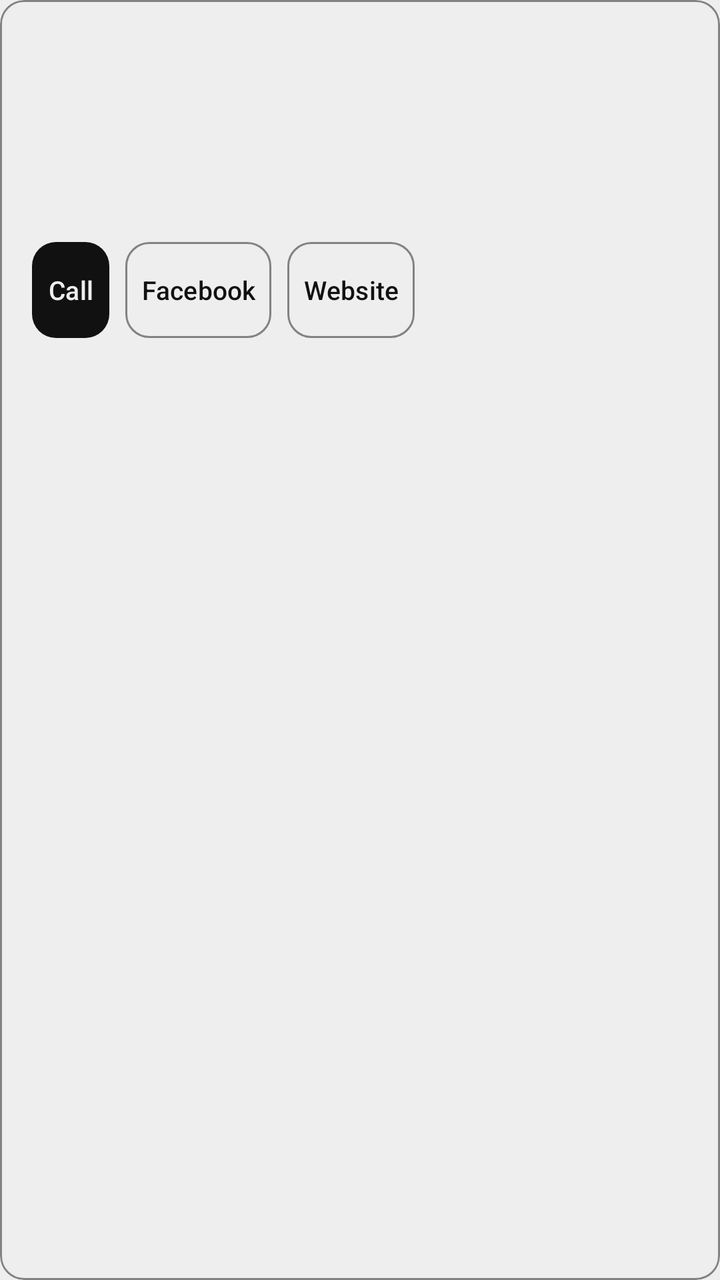
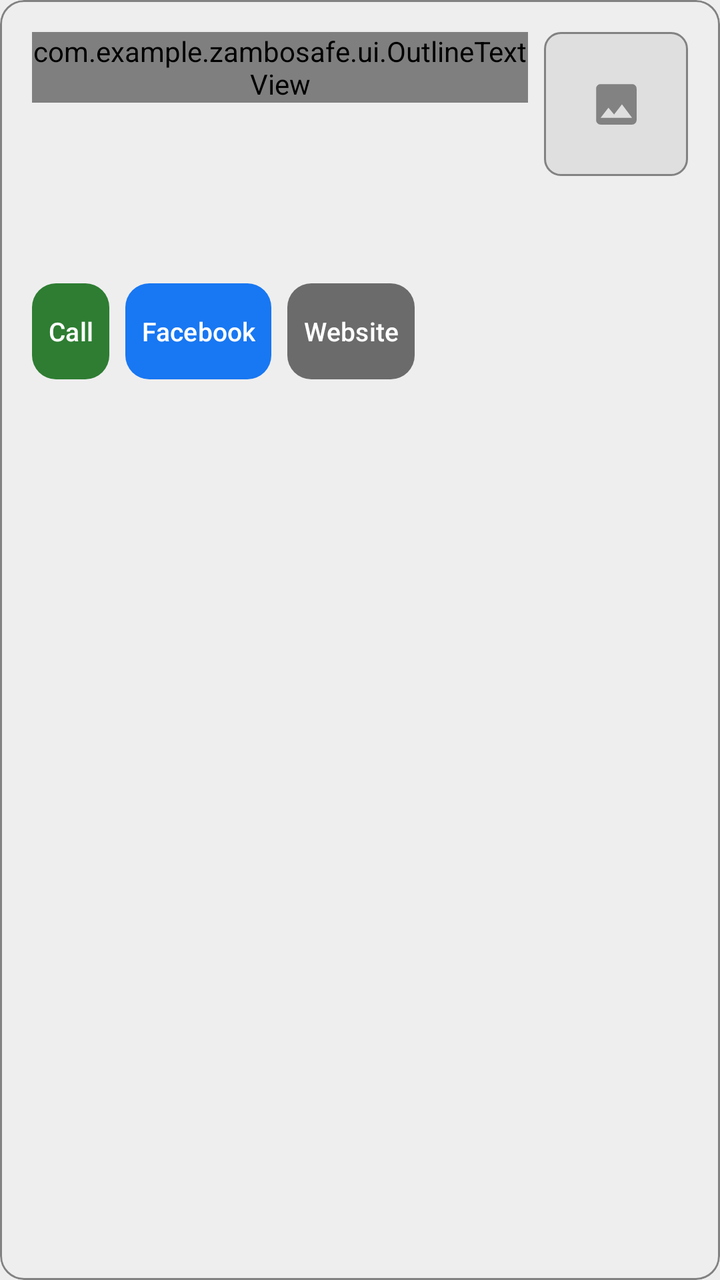

Screens rendered from an Android XML layout before and after an edit, with the pre-edit source and the edit as a unified diff.
<!-- AndroidManifest.xml: application theme Theme.ZamboSafe -->
<!-- res/layout/item_agency.xml -->
<?xml version="1.0" encoding="utf-8"?>
<com.google.android.material.card.MaterialCardView xmlns:android="http://schemas.android.com/apk/res/android"
    xmlns:app="http://schemas.android.com/apk/res-auto"
    style="@style/ZamboSafe.Card"
    android:layout_width="match_parent"
    android:layout_height="wrap_content"
    android:layout_marginStart="@dimen/space_md"
    android:layout_marginEnd="@dimen/space_md"
    android:layout_marginBottom="@dimen/space_sm">

    <LinearLayout
        android:layout_width="match_parent"
        android:layout_height="wrap_content"
        android:orientation="vertical"
        android:padding="@dimen/space_md">

        <TextView
            android:id="@+id/categoryText"
            style="@style/ZamboSafe.Text.Caption"
            android:layout_width="wrap_content"
            android:layout_height="wrap_content" />

        <TextView
            android:id="@+id/nameText"
            style="@style/ZamboSafe.Text.CardTitle"
            android:layout_width="match_parent"
            android:layout_height="wrap_content"
            android:layout_marginTop="@dimen/space_xs" />

        <TextView
            android:id="@+id/locationText"
            style="@style/ZamboSafe.Text.Body"
            android:layout_width="match_parent"
            android:layout_height="wrap_content"
            android:layout_marginTop="@dimen/space_xs" />

        <TextView
            android:id="@+id/notesText"
            style="@style/ZamboSafe.Text.Body"
            android:layout_width="match_parent"
            android:layout_height="wrap_content"
            android:layout_marginTop="@dimen/space_xs"
            android:visibility="gone" />

        <TextView
            android:id="@+id/phoneText"
            style="@style/ZamboSafe.Text.Body"
            android:layout_width="match_parent"
            android:layout_height="wrap_content"
            android:layout_marginTop="@dimen/space_xs"
            android:textStyle="bold" />
        <androidx.constraintlayout.widget.ConstraintLayout
            android:layout_width="match_parent"
            android:layout_height="wrap_content"
            android:layout_marginTop="@dimen/space_md">

            <com.google.android.material.button.MaterialButton
                android:id="@+id/callButton"
                style="@style/ZamboSafe.Button.Filled"
                android:layout_width="wrap_content"
                android:layout_height="wrap_content"
                android:minWidth="0dp"
                android:minHeight="48dp"
                android:paddingStart="@dimen/space_sm"
                android:paddingEnd="@dimen/space_sm"
                android:singleLine="true"
                android:textAllCaps="false"
                android:text="@string/action_call"
                app:cornerRadius="@dimen/card_corner" />

            <com.google.android.material.button.MaterialButton
                android:id="@+id/facebookButton"
                style="@style/ZamboSafe.Button.Outlined"
                android:layout_width="wrap_content"
                android:layout_height="wrap_content"
                android:minWidth="0dp"
                android:minHeight="48dp"
                android:paddingStart="@dimen/space_sm"
                android:paddingEnd="@dimen/space_sm"
                android:singleLine="true"
                android:textAllCaps="false"
                android:text="@string/action_facebook"
                app:cornerRadius="@dimen/card_corner" />

            <com.google.android.material.button.MaterialButton
                android:id="@+id/websiteButton"
                style="@style/ZamboSafe.Button.Outlined"
                android:layout_width="wrap_content"
                android:layout_height="wrap_content"
                android:minWidth="0dp"
                android:minHeight="48dp"
                android:paddingStart="@dimen/space_sm"
                android:paddingEnd="@dimen/space_sm"
                android:singleLine="true"
                android:textAllCaps="false"
                android:text="@string/action_website"
                app:cornerRadius="@dimen/card_corner" />

            <androidx.constraintlayout.helper.widget.Flow
                android:layout_width="0dp"
                android:layout_height="wrap_content"
                android:orientation="horizontal"
                app:constraint_referenced_ids="callButton,facebookButton,websiteButton"
                app:flow_wrapMode="chain"
                app:flow_horizontalStyle="packed"
                app:flow_horizontalBias="0"
                app:flow_horizontalGap="@dimen/space_sm"
                app:flow_verticalGap="@dimen/space_sm"
                app:layout_constraintStart_toStartOf="parent"
                app:layout_constraintEnd_toEndOf="parent"
                app:layout_constraintTop_toTopOf="parent"
                app:layout_constraintBottom_toBottomOf="parent" />
        </androidx.constraintlayout.widget.ConstraintLayout>
    </LinearLayout>
</com.google.android.material.card.MaterialCardView>
<!-- resources referenced by this layout -->
<resources>
  <dimen name="card_corner">12dp</dimen>
  <dimen name="space_md">16dp</dimen>
  <dimen name="space_sm">8dp</dimen>
  <dimen name="space_xs">4dp</dimen>
  <string name="action_call">Call</string>
  <string name="action_facebook">Facebook</string>
  <string name="action_website">Website</string>
  <style name="ZamboSafe.Button.Filled" parent="Widget.Material3.Button">
          <item name="android:textSize">13sp</item>
          <item name="android:insetTop">0dp</item>
          <item name="android:insetBottom">0dp</item>
      </style>
  <style name="ZamboSafe.Button.Outlined" parent="Widget.Material3.Button.OutlinedButton">
          <item name="android:textSize">13sp</item>
          <item name="android:insetTop">0dp</item>
          <item name="android:insetBottom">0dp</item>
      </style>
  <style name="ZamboSafe.Card" parent="Widget.Material3.CardView.Outlined">
          <item name="cardBackgroundColor">@color/zs_primary</item>
          <item name="strokeColor">@color/zs_secondary</item>
          <item name="strokeWidth">@dimen/card_stroke</item>
          <item name="cardCornerRadius">@dimen/card_corner</item>
          <item name="cardElevation">0dp</item>
      </style>
  <style name="ZamboSafe.Text.Body" parent="">
          <item name="android:textSize">14sp</item>
          <item name="android:textColor">@color/zs_tertiary</item>
      </style>
  <style name="ZamboSafe.Text.Caption" parent="">
          <item name="android:textSize">11sp</item>
          <item name="android:textStyle">bold</item>
          <item name="android:letterSpacing">0.1</item>
          <item name="android:textColor">@color/zs_secondary</item>
      </style>
  <style name="ZamboSafe.Text.CardTitle" parent="">
          <item name="android:textSize">18sp</item>
          <item name="android:textStyle">bold</item>
          <item name="android:textColor">@color/zs_tertiary</item>
      </style>
  <style name="Theme.ZamboSafe" parent="Base.Theme.ZamboSafe" />
  <color name="zs_primary">#EEEEEE</color>
  <color name="zs_secondary">#828282</color>
  <dimen name="card_stroke">1dp</dimen>
  <color name="zs_tertiary">#111111</color>
  <!-- unchanged entries left out for length: 1 -->
</resources>

<!-- the commit's change to res/layout/item_agency.xml (unified diff, before → after) -->
@@ -14,41 +14,65 @@
         android:orientation="vertical"
         android:padding="@dimen/space_md">
 
-        <TextView
-            android:id="@+id/categoryText"
-            style="@style/ZamboSafe.Text.Caption"
-            android:layout_width="wrap_content"
-            android:layout_height="wrap_content" />
-
-        <TextView
-            android:id="@+id/nameText"
-            style="@style/ZamboSafe.Text.CardTitle"
+        <LinearLayout
             android:layout_width="match_parent"
             android:layout_height="wrap_content"
-            android:layout_marginTop="@dimen/space_xs" />
+            android:orientation="horizontal">
 
-        <TextView
-            android:id="@+id/locationText"
-            style="@style/ZamboSafe.Text.Body"
-            android:layout_width="match_parent"
-            android:layout_height="wrap_content"
-            android:layout_marginTop="@dimen/space_xs" />
+            <LinearLayout
+                android:layout_width="0dp"
+                android:layout_height="wrap_content"
+                android:layout_weight="1"
+                android:orientation="vertical">
 
-        <TextView
-            android:id="@+id/notesText"
-            style="@style/ZamboSafe.Text.Body"
-            android:layout_width="match_parent"
-            android:layout_height="wrap_content"
-            android:layout_marginTop="@dimen/space_xs"
-            android:visibility="gone" />
+            <com.example.zambosafe.ui.OutlineTextView
+                android:id="@+id/categoryText"
+                style="@style/ZamboSafe.Text.Caption"
+                android:layout_width="wrap_content"
+                android:layout_height="wrap_content" />
 
-        <TextView
-            android:id="@+id/phoneText"
-            style="@style/ZamboSafe.Text.Body"
-            android:layout_width="match_parent"
-            android:layout_height="wrap_content"
-            android:layout_marginTop="@dimen/space_xs"
-            android:textStyle="bold" />
+            <TextView
+                android:id="@+id/nameText"
+                style="@style/ZamboSafe.Text.CardTitle"
+                android:layout_width="match_parent"
+                android:layout_height="wrap_content"
+                android:layout_marginTop="@dimen/space_xs" />
+
+            <TextView
+                android:id="@+id/locationText"
+                style="@style/ZamboSafe.Text.Body"
+                android:layout_width="match_parent"
+                android:layout_height="wrap_content"
+                android:layout_marginTop="@dimen/space_xs" />
+
+            <TextView
+                android:id="@+id/notesText"
+                style="@style/ZamboSafe.Text.Body"
+                android:layout_width="match_parent"
+                android:layout_height="wrap_content"
+                android:layout_marginTop="@dimen/space_xs"
+                android:visibility="gone" />
+
+            <TextView
+                android:id="@+id/phoneText"
+                style="@style/ZamboSafe.Text.Body"
+                android:layout_width="match_parent"
+                android:layout_height="wrap_content"
+                android:layout_marginTop="@dimen/space_xs"
+                android:textStyle="bold" />
+            </LinearLayout>
+
+            <ImageView
+                android:id="@+id/agencyImage"
+                android:layout_width="72dp"
+                android:layout_height="72dp"
+                android:layout_marginStart="@dimen/space_sm"
+                android:background="@drawable/bg_agency_image"
+                android:contentDescription="@null"
+                android:scaleType="centerCrop"
+                android:src="@drawable/placeholder_agency_image" />
+        </LinearLayout>
+
         <androidx.constraintlayout.widget.ConstraintLayout
             android:layout_width="match_parent"
             android:layout_height="wrap_content"
@@ -57,6 +81,8 @@
             <com.google.android.material.button.MaterialButton
                 android:id="@+id/callButton"
                 style="@style/ZamboSafe.Button.Filled"
+                app:backgroundTint="@color/btn_call"
+                android:textColor="@color/btn_text"
                 android:layout_width="wrap_content"
                 android:layout_height="wrap_content"
                 android:minWidth="0dp"
@@ -71,6 +97,9 @@
             <com.google.android.material.button.MaterialButton
                 android:id="@+id/facebookButton"
                 style="@style/ZamboSafe.Button.Outlined"
+                app:backgroundTint="@color/btn_facebook"
+                app:strokeWidth="0dp"
+                android:textColor="@color/btn_text"
                 android:layout_width="wrap_content"
                 android:layout_height="wrap_content"
                 android:minWidth="0dp"
@@ -85,6 +114,9 @@
             <com.google.android.material.button.MaterialButton
                 android:id="@+id/websiteButton"
                 style="@style/ZamboSafe.Button.Outlined"
+                app:backgroundTint="@color/btn_website"
+                app:strokeWidth="0dp"
+                android:textColor="@color/btn_text"
                 android:layout_width="wrap_content"
                 android:layout_height="wrap_content"
                 android:minWidth="0dp"
<!-- resource entries referenced after the edit -->
@@ -1,9 +1,33 @@
 <!-- resources referenced by this layout -->
 <resources>
+  <color name="btn_call">#2E7D32</color>
+  <color name="btn_facebook">#1877F2</color>
+  <color name="btn_text">#FFFFFFFF</color>
+  <color name="btn_website">#6B6B6B</color>
   <dimen name="card_corner">12dp</dimen>
   <dimen name="space_md">16dp</dimen>
   <dimen name="space_sm">8dp</dimen>
   <dimen name="space_xs">4dp</dimen>
+  <!-- drawable bg_agency_image (drawable) -->
+  <?xml version="1.0" encoding="utf-8"?>
+  <shape xmlns:android="http://schemas.android.com/apk/res/android"
+      android:shape="rectangle">
+      <solid android:color="#22828282" />
+      <stroke
+          android:width="1dp"
+          android:color="@color/zs_secondary" />
+      <corners android:radius="8dp" />
+  </shape>
+  <!-- drawable placeholder_agency_image (drawable) -->
+  <?xml version="1.0" encoding="utf-8"?>
+  <layer-list xmlns:android="http://schemas.android.com/apk/res/android">
+      <item
+          android:drawable="@drawable/ic_image_placeholder"
+          android:bottom="20dp"
+          android:left="20dp"
+          android:right="20dp"
+          android:top="20dp" />
+  </layer-list>
   <string name="action_call">Call</string>
   <string name="action_facebook">Facebook</string>
   <string name="action_website">Website</string>
@@ -42,6 +66,18 @@
   <style name="Theme.ZamboSafe" parent="Base.Theme.ZamboSafe" />
   <color name="zs_primary">#EEEEEE</color>
   <color name="zs_secondary">#828282</color>
+  <!-- drawable ic_image_placeholder (drawable) -->
+  <?xml version="1.0" encoding="utf-8"?>
+  <vector xmlns:android="http://schemas.android.com/apk/res/android"
+      android:width="24dp"
+      android:height="24dp"
+      android:viewportWidth="24"
+      android:viewportHeight="24"
+      android:tint="@color/zs_secondary">
+      <path
+          android:fillColor="#FF000000"
+          android:pathData="M21,19V5c0,-1.1 -0.9,-2 -2,-2H5c-1.1,0 -2,0.9 -2,2v14c0,1.1 0.9,2 2,2h14c1.1,0 2,-0.9 2,-2zM8.5,13.5l2.5,3.01L14.5,12l4.5,6H5l3.5,-4.5z" />
+  </vector>
   <dimen name="card_stroke">1dp</dimen>
   <color name="zs_tertiary">#111111</color>
   <!-- unchanged entries left out for length: 1 -->
